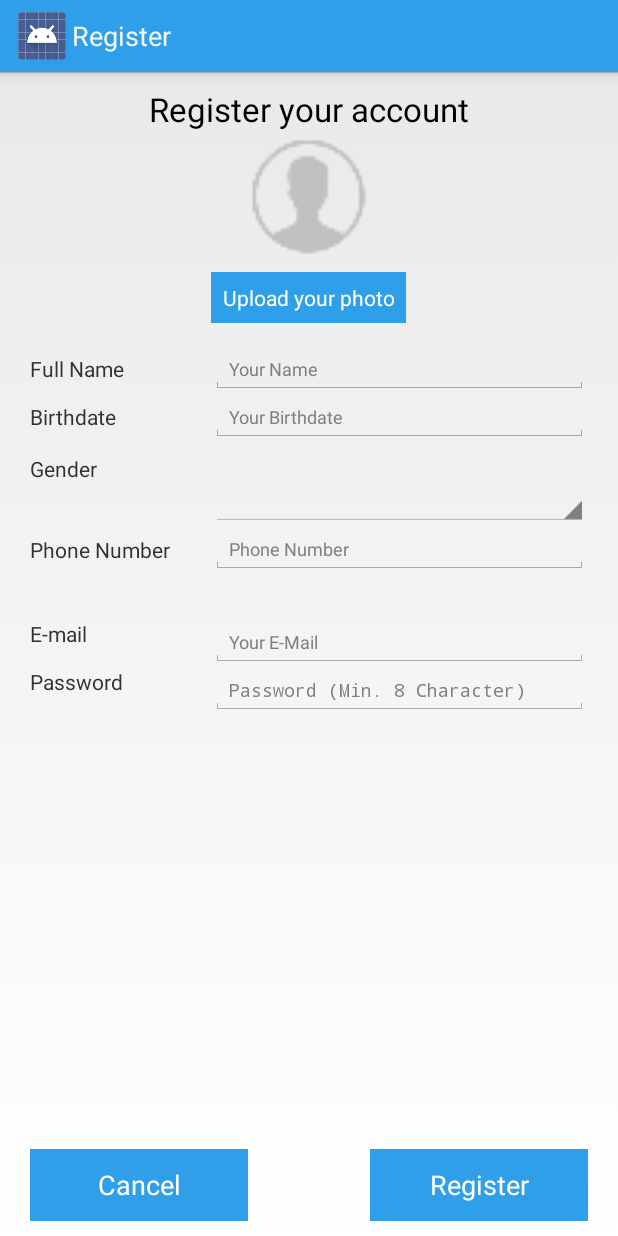
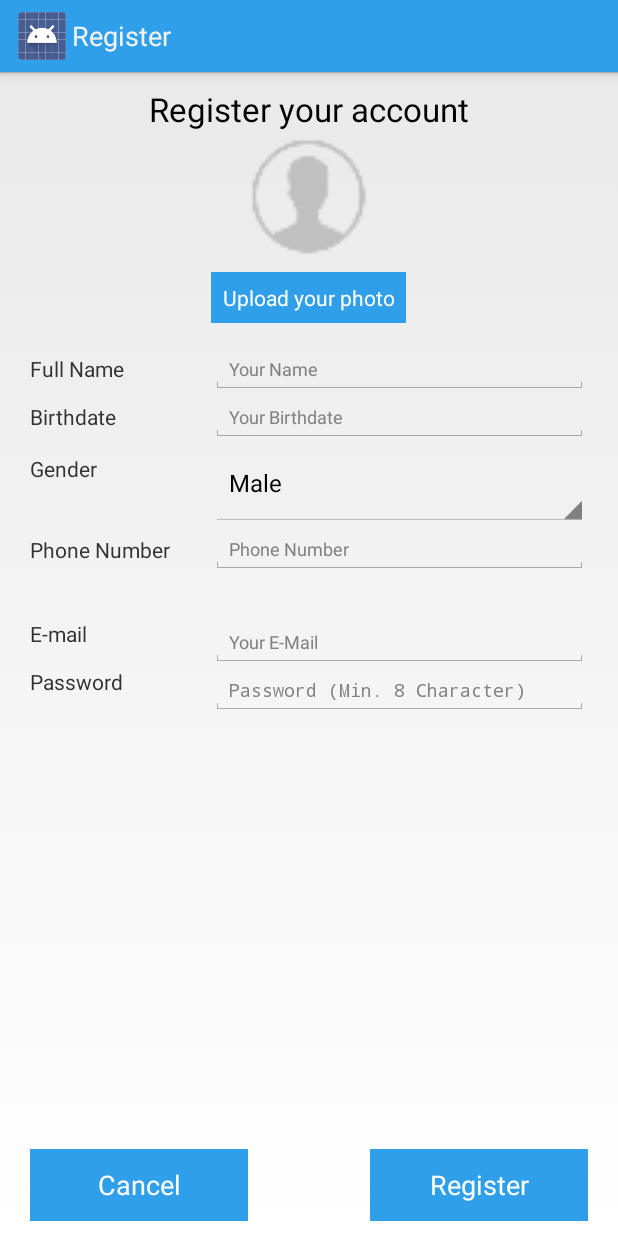
Before and after one commit to shulhankhairy/hotelku, an Android app: the TouristRegisterActivity screen opened directly, with no data from a screen before it, on a phone screen of 412 x 824 dp. Run offline under Robolectric (Android 15) with nearby library versions, the phone set to English and light mode, and no system bars.

Commit message:
revisi register turis

```diff
--- a/Hotelku/app/src/main/AndroidManifest.xml
+++ b/Hotelku/app/src/main/AndroidManifest.xml
@@ -41,6 +41,10 @@
             android:name=".TouristNavbarActivity"
             android:label="Home" >
         </activity>
+        <activity
+            android:name=".TouristRegisterSuccess"
+            android:label="Register Success" >
+        </activity>
     </application>
 
 </manifest>
--- a/Hotelku/app/src/main/java/com/hotelku/traveler/hotelku/TouristRegisterActivity.java
+++ b/Hotelku/app/src/main/java/com/hotelku/traveler/hotelku/TouristRegisterActivity.java
@@ -1,7 +1,10 @@
 package com.hotelku.traveler.hotelku;
 
 import android.app.Activity;
+import android.content.Intent;
 import android.os.Bundle;
+import android.view.View;
+import android.widget.Button;
 
 /**
  * Created by KHAIRY on 02-Sep-15.
@@ -12,5 +15,14 @@ public class TouristRegisterActivity extends Activity {
     protected void onCreate(Bundle savedInstanceState) {
         super.onCreate(savedInstanceState);
         setContentView(R.layout.activity_tourist_register);
+
+        Button registerBtn = (Button) findViewById(R.id.tourist_register_button);
+        registerBtn.setOnClickListener(new View.OnClickListener() {
+            @Override
+            public void onClick(View v) {
+                Intent i = new Intent(TouristRegisterActivity.this,TouristRegisterSuccess.class);
+                startActivity(i);
+            }
+        });
     }
 }
--- a/Hotelku/app/src/main/res/layout/activity_tourist_register.xml
+++ b/Hotelku/app/src/main/res/layout/activity_tourist_register.xml
@@ -70,6 +70,7 @@
         android:layout_width="wrap_content"
         android:layout_height="56dp"
         android:id="@+id/register_tourist_gender"
+        android:entries="@array/gender_arrays"
         android:layout_gravity="center_horizontal"
         android:layout_below="@+id/register_tourist_birthdate"
         android:layout_alignLeft="@+id/register_tourist_birthdate"
@@ -195,7 +196,7 @@
         android:layout_width="145dp"
         android:layout_height="wrap_content"
         android:text="Register"
-        android:id="@+id/button"
+        android:id="@+id/tourist_register_button"
         android:background="@color/main_color"
         android:layout_gravity="center_horizontal|left"
         android:textColor="#FFFFFF"
@@ -208,11 +209,11 @@
         android:layout_width="145dp"
         android:layout_height="wrap_content"
         android:text="Cancel"
-        android:id="@+id/button2"
+        android:id="@+id/tourist_cancel_register_button"
         android:background="@color/main_color"
         android:layout_gravity="center_horizontal|left"
         android:textColor="#FFFFFF"
-        android:layout_alignTop="@+id/button"
+        android:layout_alignTop="@+id/tourist_register_button"
         android:layout_alignLeft="@+id/textView11"
         android:layout_alignStart="@+id/textView11" />
 
--- a/Hotelku/app/src/main/res/values/strings.xml
+++ b/Hotelku/app/src/main/res/values/strings.xml
@@ -12,4 +12,9 @@
     <string name="action_example">Example action</string>
 
     <string name="action_settings">Settings</string>
+
+    <string-array name="gender_arrays">
+        <item>Male</item>
+        <item>Female</item>
+    </string-array>
 </resources>
```
Also changed, not shown: Hotelku/app/src/main/java/com/hotelku/traveler/hotelku/TouristRegisterSuccess.java (added, +16 -0 lines).
